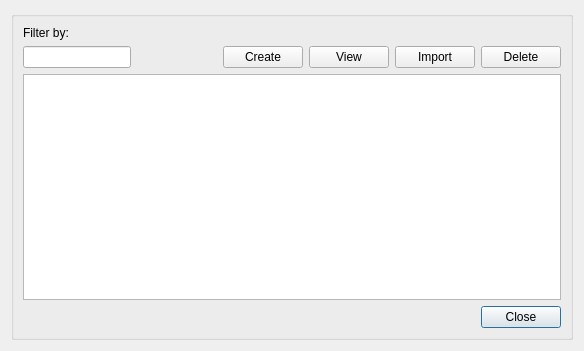
The window that core/ui/toolbars/utilities/mesh_manager.ui (ibergis/ibergis_qgis_plugin) describes before a commit, drawn with Qt 5.
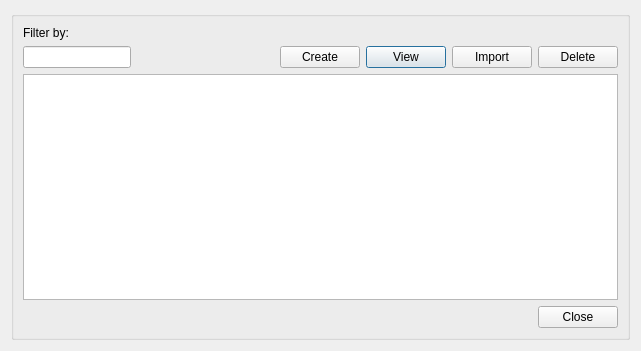
The same window after the commit.

Commit message: feat(mesh manager): add "Active mesh" label

The edit to the form file:
```diff
--- a/core/ui/toolbars/utilities/mesh_manager.ui
+++ b/core/ui/toolbars/utilities/mesh_manager.ui
@@ -6,7 +6,7 @@
    <rect>
     <x>0</x>
     <y>0</y>
-    <width>581</width>
+    <width>641</width>
     <height>351</height>
    </rect>
   </property>
@@ -26,8 +26,25 @@
       <string/>
      </property>
      <layout class="QGridLayout" name="gridLayout_3">
-      <item row="2" column="0" colspan="6">
-       <widget class="QTableView" name="tbl_mesh_mng"/>
+      <item row="1" column="4">
+       <widget class="QPushButton" name="btn_view">
+        <property name="sizePolicy">
+         <sizepolicy hsizetype="Fixed" vsizetype="Fixed">
+          <horstretch>0</horstretch>
+          <verstretch>0</verstretch>
+         </sizepolicy>
+        </property>
+        <property name="text">
+         <string>View</string>
+        </property>
+       </widget>
+      </item>
+      <item row="3" column="6">
+       <widget class="QPushButton" name="btn_cancel">
+        <property name="text">
+         <string>Close</string>
+        </property>
+       </widget>
       </item>
       <item row="1" column="1">
        <spacer name="horizontalSpacer_2">
@@ -55,12 +72,8 @@
         </property>
        </spacer>
       </item>
-      <item row="3" column="5">
-       <widget class="QPushButton" name="btn_cancel">
-        <property name="text">
-         <string>Close</string>
-        </property>
-       </widget>
+      <item row="2" column="0" colspan="7">
+       <widget class="QTableView" name="tbl_mesh_mng"/>
       </item>
       <item row="1" column="0">
        <widget class="QLineEdit" name="txt_filter">
@@ -75,27 +88,34 @@
         </property>
        </widget>
       </item>
+      <item row="1" column="5">
+       <widget class="QPushButton" name="btn_import">
+        <property name="sizePolicy">
+         <sizepolicy hsizetype="Fixed" vsizetype="Fixed">
+          <horstretch>0</horstretch>
+          <verstretch>0</verstretch>
+         </sizepolicy>
+        </property>
+        <property name="text">
+         <string>Import</string>
+        </property>
+       </widget>
+      </item>
+      <item row="0" column="0">
+       <widget class="QLabel" name="lbl_filter">
+        <property name="text">
+         <string>Filter by:</string>
+        </property>
+       </widget>
+      </item>
       <item row="1" column="3">
-       <widget class="QPushButton" name="btn_view">
-        <property name="sizePolicy">
-         <sizepolicy hsizetype="Fixed" vsizetype="Fixed">
-          <horstretch>0</horstretch>
-          <verstretch>0</verstretch>
-         </sizepolicy>
-        </property>
-        <property name="text">
-         <string>View</string>
-        </property>
-       </widget>
-      </item>
-      <item row="1" column="2">
        <widget class="QPushButton" name="btn_create">
         <property name="text">
          <string>Create</string>
         </property>
        </widget>
       </item>
-      <item row="1" column="5">
+      <item row="1" column="6">
        <widget class="QPushButton" name="btn_delete">
         <property name="sizePolicy">
          <sizepolicy hsizetype="Fixed" vsizetype="Fixed">
@@ -108,23 +128,10 @@
         </property>
        </widget>
       </item>
-      <item row="0" column="0">
-       <widget class="QLabel" name="lbl_filter">
+      <item row="1" column="2">
+       <widget class="QLabel" name="lbl_active_mesh">
         <property name="text">
-         <string>Filter by:</string>
-        </property>
-       </widget>
-      </item>
-      <item row="1" column="4">
-       <widget class="QPushButton" name="btn_import">
-        <property name="sizePolicy">
-         <sizepolicy hsizetype="Fixed" vsizetype="Fixed">
-          <horstretch>0</horstretch>
-          <verstretch>0</verstretch>
-         </sizepolicy>
-        </property>
-        <property name="text">
-         <string>Import</string>
+         <string/>
         </property>
        </widget>
       </item>
```
The commit also changes 1 other file.
